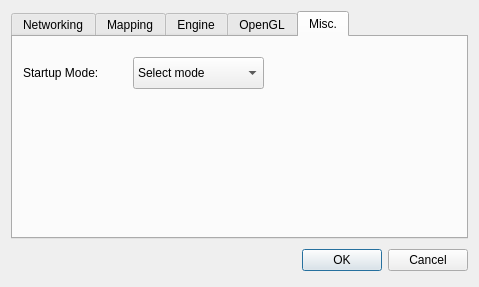
Above: src/configedit.ui from zpc930/pandoramapper before the change. Below: the same form after it.
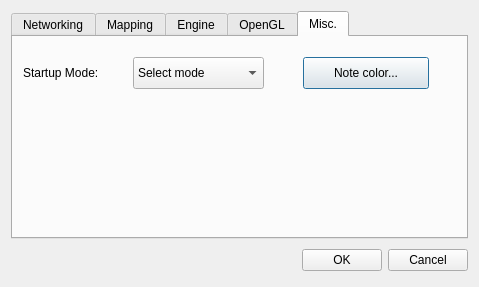
That is the form after the change. The open tabs and pages were chosen to show the change.

Commit message:
-Added option to set the default note color. -Added mnotecolor to set the note color on a room-by-room basis.  If no color is specified for a given room, the default will be used.
Everything appears to be working well enough...

```diff
--- a/src/configedit.ui
+++ b/src/configedit.ui
@@ -319,6 +319,19 @@
         <string>Startup Mode:</string>
        </property>
       </widget>
+      <widget class="QPushButton" name="misc_noteColorButton" >
+       <property name="geometry" >
+        <rect>
+         <x>290</x>
+         <y>20</y>
+         <width>126</width>
+         <height>32</height>
+        </rect>
+       </property>
+       <property name="text" >
+        <string>Note color...</string>
+       </property>
+      </widget>
      </widget>
     </widget>
    </item>
```
Left out of the diff: 16 changed lines with no effect on the pictures. The commit also changes 12 other files.
